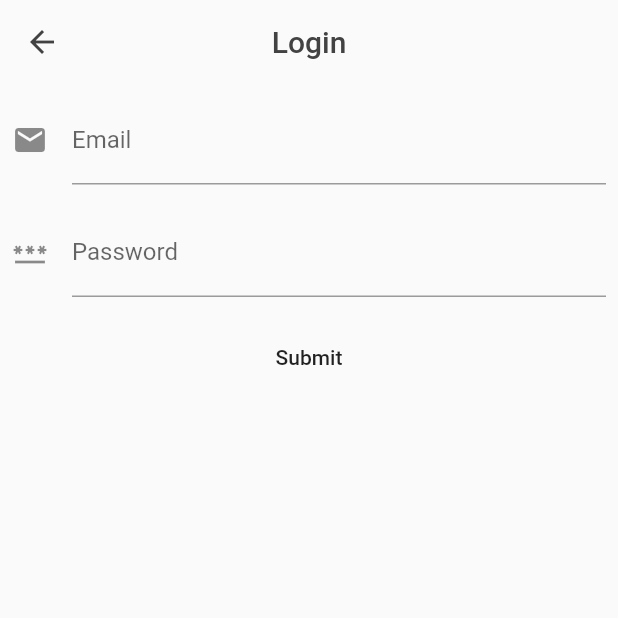
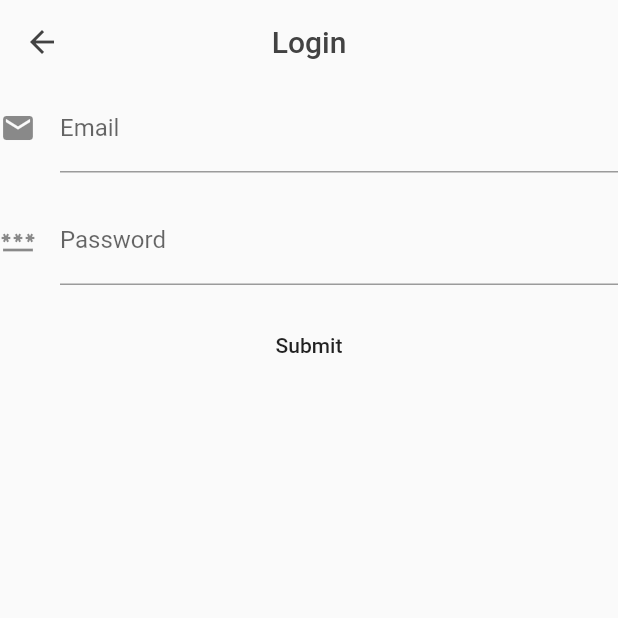
Before and after one commit to evanrooijen/cheers-flutter, a Flutter app: the screen it shows once a user with an empty profile is signed in, after a tap on "Login", on a phone screen of 412 x 824 dp, the top half of it. Run offline on Flutter 3.47's test engine with Material 2 defaults, Android fonts, the phone set to English and light mode, and no system bars; drawn by our look-alikes of flutter_form_builder; our stand-ins replace bloc, firebase_auth, firebase_core, flutter_bloc, form_builder_validators, freezed_annotation and 1 more; accounts and stored records are empty; generated files the repository leaves out were written again.

Commit message:
chore: navigate to home route on login success

```diff
--- a/lib/login/view/login_screen.dart
+++ b/lib/login/view/login_screen.dart
@@ -1,5 +1,9 @@
+import 'package:cheers/login/bloc/login_bloc.dart';
 import 'package:cheers/login/widgets/login_form.dart';
+import 'package:cheers/router.dart';
 import 'package:flutter/material.dart';
+import 'package:flutter_bloc/flutter_bloc.dart';
+import 'package:go_router/go_router.dart';
 
 class LoginScreen extends StatelessWidget {
   const LoginScreen({Key? key}) : super(key: key);
@@ -18,10 +22,24 @@ class LoginScreen extends StatelessWidget {
         child: Center(
           child: Column(
             mainAxisAlignment: MainAxisAlignment.center,
-            children: const [
-              Padding(
-                padding: EdgeInsets.all(8.0),
-                child: LoginForm(),
+            children: [
+              BlocListener<LoginBloc, LoginState>(
+                listener: (context, state) => {
+                  state.whenOrNull(
+                    success: () => {
+                      context.goNamed(appRoutes[AppRoutes.home]!)
+                    },
+                    failed: () => {
+                      ScaffoldMessenger.of(context).showSnackBar(
+                        const SnackBar(
+                          backgroundColor: Colors.red,
+                          content: Text('Error: Login failed'),
+                        ),
+                      )
+                    },
+                  )
+                },
+                child: const LoginForm(),
               )
             ],
           ),
```
